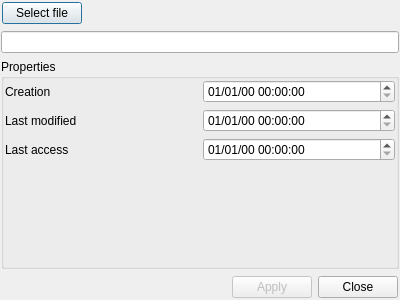
denisgottardello/BackupTo, file qdfileattributes.ui: the form before one commit.
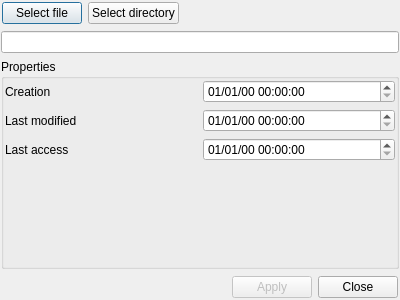
The form after the commit. Icons and pictures are not drawn.

Commit message: Directory date time edit was been provided.

The edit to the form file:
```diff
--- a/qdfileattributes.ui
+++ b/qdfileattributes.ui
@@ -52,6 +52,13 @@
         </property>
        </widget>
       </item>
+      <item>
+       <widget class="QPushButton" name="QPBSelectDirectory">
+        <property name="text">
+         <string>Select directory</string>
+        </property>
+       </widget>
+      </item>
       <item>
        <spacer name="horizontalSpacer_2">
         <property name="orientation">
```
Left out of the diff: 3 changed lines with no effect on the pictures. The commit also changes 10 other files.
